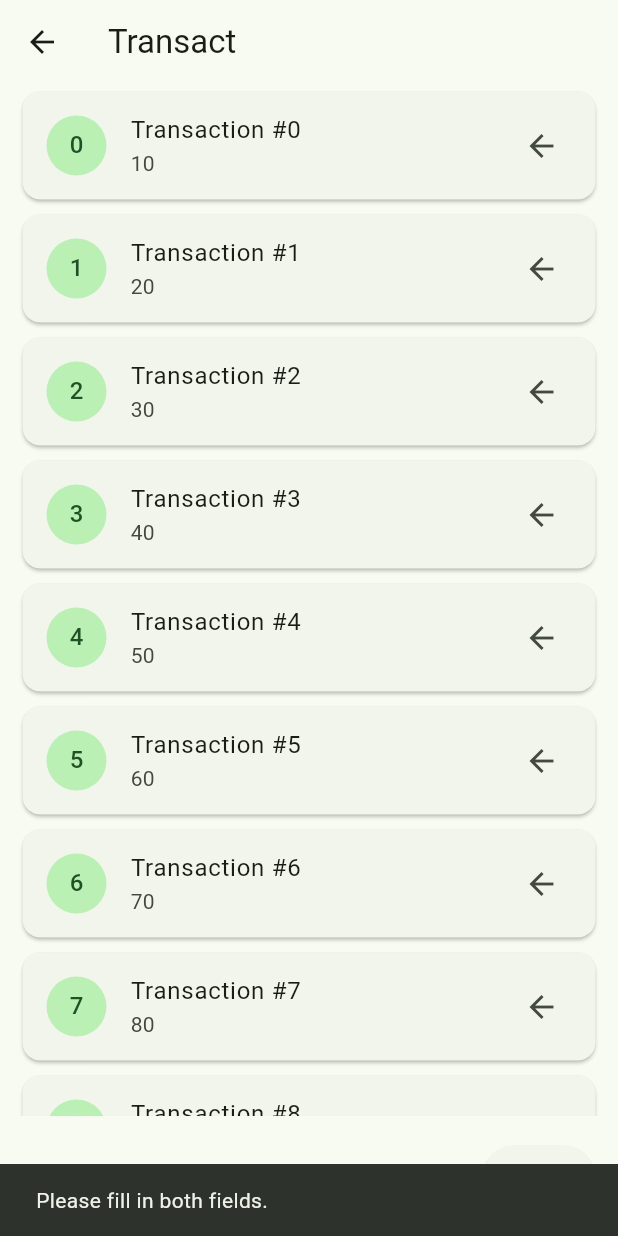
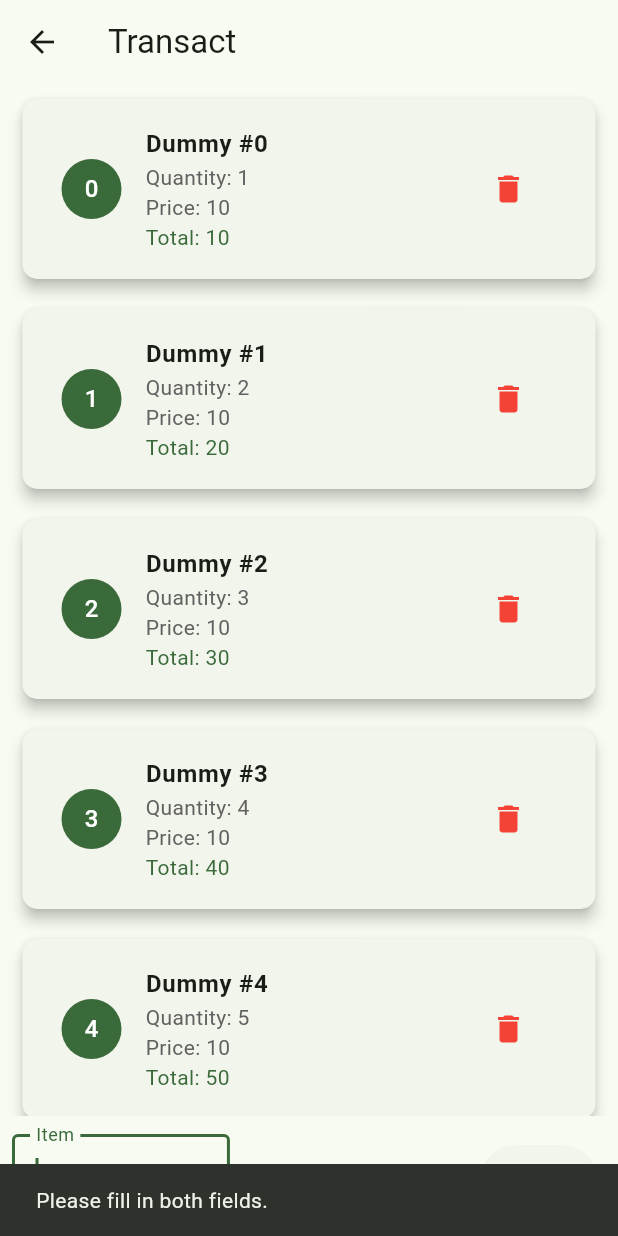
Before and after one commit to WhiteLicorice/Material-Cashier, a Flutter app: the TransactScreen screen opened directly, after a tap on "Add", on a phone screen of 412 x 824 dp. Run offline on Flutter 3.47's test engine with Material 3 defaults, Android fonts, the light colour scheme and no system bars; drawn by our look-alikes of flutter_typeahead; our stand-ins replace responsive_framework.

Commit message:
feat. autocomplete transactions

```diff
--- a/lib/main.dart
+++ b/lib/main.dart
@@ -4,6 +4,7 @@
 import 'package:brm_cashier/transaction/transact_screen.dart'; // Importing a screen for transaction functionality
 import 'package:flutter/material.dart'; // Importing Flutter's material library for UI components
 import 'package:responsive_framework/responsive_framework.dart'; // Importing a package for making the app responsive
+import 'package:flutter_typeahead/flutter_typeahead.dart';
 
 // Internal imports
 import 'utils/_responsive_values.dart'; // Importing utility functions related to responsiveness
--- /dev/null
+++ b/lib/transaction/transact_form.dart
@@ -0,0 +1,81 @@
+import 'package:flutter/material.dart';
+import 'package:flutter_typeahead/flutter_typeahead.dart';
+
+class TransactionForm extends StatelessWidget {
+  final TextEditingController transactionController;
+  final TextEditingController quantityController;
+  final void Function() addTransaction;
+  final Map<String, double> constructionSupplies;
+
+  const TransactionForm({
+    super.key,
+    required this.transactionController,
+    required this.quantityController,
+    required this.addTransaction,
+    required this.constructionSupplies,
+  });
+
+  @override
+  Widget build(BuildContext context) {
+    return Padding(
+      padding: const EdgeInsets.all(8.0),
+      child: Row(
+        children: [
+          Expanded(
+            child: TypeAheadField<String>(
+              direction: VerticalDirection.up,
+              controller: transactionController,
+              hideOnEmpty: true,
+              builder: (context, controller, focusNode) {
+                return TextField(
+                    controller: transactionController,
+                    focusNode: focusNode,
+                    autofocus: true,
+                    decoration: const InputDecoration(
+                      border: OutlineInputBorder(),
+                      labelText: 'Item',
+                    ));
+              },
+              suggestionsCallback: (pattern) {
+                // pattern = transactionController.text;
+                // print(pattern);
+                if (pattern.length > 1) {
+                  return constructionSupplies.keys
+                      .where((supply) =>
+                          supply.toLowerCase().contains(pattern.toLowerCase()))
+                      .toList();
+                }
+              },
+              itemBuilder: (context, suggestion) {
+                return ListTile(
+                  title: Text(suggestion),
+                );
+              },
+              onSelected: (suggestion) {
+                print("Selected $suggestion");
+                transactionController.text = suggestion;
+              },
+            ),
+          ),
+          const SizedBox(width: 16),
+          Expanded(
+            child: TextFormField(
+              controller: quantityController,
+              decoration: const InputDecoration(
+                labelText: 'Amount',
+              ),
+              keyboardType: TextInputType.number,
+            ),
+          ),
+          Padding(
+            padding: const EdgeInsets.all(8.0),
+            child: ElevatedButton(
+              onPressed: addTransaction,
+              child: const Text('Add'),
+            ),
+          ),
+        ],
+      ),
+    );
+  }
+}
--- a/lib/transaction/transact_screen.dart
+++ b/lib/transaction/transact_screen.dart
@@ -1,27 +1,91 @@
 import 'package:flutter/material.dart';
+import 'transact_form.dart';
 
-// Define a StatefulWidget for the TransactScreen
+// TransactScreen is a StatefulWidget which represents the main screen of the app
 class TransactScreen extends StatefulWidget {
-  const TransactScreen({Key? key}) : super(key: key);
+  const TransactScreen({super.key});
 
   @override
   State<TransactScreen> createState() => _TransactionScreenState();
 }
 
-// Define the State class associated with TransactScreen
+// State class for TransactScreen
 class _TransactionScreenState extends State<TransactScreen> {
+  //  TODO: Blank out in prod
   // Initialize a list of transactions with dummy data
   final List<Map<String, dynamic>> transactions = List.generate(10, (index) {
     return {
       "id": index,
-      "title": "Transaction #$index",
-      "amount": (index + 1) * 10
+      "item": "Dummy #$index",
+      "quantity": (index + 1),
+      "price": 10,
+      "total": (index + 1) * 10
     };
   });
 
-  // Initialize controllers for text input fields
+  // Controllers for transaction input fields
   final TextEditingController _transactionController = TextEditingController();
   final TextEditingController _quantityController = TextEditingController();
+
+  //  TODO: Change this into an API call to retrieve supplies
+  // Mock dictionary of construction supplies and their prices
+  final Map<String, double> _constructionSupplies = {
+    'Cement': 100.0,
+    'Sand': 50.0,
+    'Gravel': 70.0,
+    'Bricks': 30.0,
+    'Steel': 200.0,
+    'Cement Mix': 120.0,
+    'Concrete': 150.0,
+    'Sanding Paper': 20.0,
+    'Gravel Stones': 80.0,
+    'Brick Tiles': 40.0,
+    'Brick Blocks': 45.0,
+    'Steel Rods': 210.0,
+    'Steel Beams': 220.0,
+    'Wood': 60.0,
+    'Wooden Planks': 65.0,
+    'Plywood': 55.0,
+    'Nails': 10.0,
+    'Screws': 15.0,
+    'Bolts': 25.0,
+    'Washers': 5.0,
+    'Concrete Mix': 160.0,
+    'Cement Bags': 110.0,
+    'Mortar': 90.0,
+    'Asphalt': 130.0,
+    'Insulation': 85.0,
+    'Paint': 75.0,
+    'Primer': 35.0,
+    'Varnish': 45.0,
+    'Tile Adhesive': 70.0,
+    'Floor Tiles': 95.0,
+    'Wall Tiles': 100.0,
+    'Roof Tiles': 105.0,
+    'Ceramic Tiles': 115.0,
+    'Marble': 140.0,
+    'Granite': 145.0,
+    'Slate': 150.0,
+    'Gypsum': 50.0,
+    'Plaster': 55.0,
+    'Drywall': 60.0,
+    'PVC Pipes': 30.0,
+    'Copper Pipes': 35.0,
+    'Pex Pipes': 40.0,
+    'Electrical Wires': 20.0,
+    'Switches': 15.0,
+    'Outlets': 10.0,
+    'Circuit Breakers': 25.0,
+    'Light Fixtures': 35.0,
+    'LED Bulbs': 5.0,
+    'Fluorescent Tubes': 10.0,
+    'Glass Panels': 45.0,
+    'Window Frames': 50.0,
+    'Door Frames': 55.0,
+    'Locks': 20.0,
+    'Hinges': 15.0,
+    'Handles': 10.0,
+  };
 
   @override
   void initState() {
@@ -61,15 +125,53 @@ class _TransactionScreenState extends State<TransactScreen> {
                   ),
                   // Card widget to display each transaction
                   child: Card(
-                    margin:
-                        const EdgeInsets.symmetric(horizontal: 15, vertical: 5),
-                    child: ListTile(
-                      leading: CircleAvatar(
-                        child: Text(transactions[index]["id"].toString()),
+                    margin: const EdgeInsets.symmetric(
+                        horizontal: 15, vertical: 10),
+                    elevation: 4,
+                    shape: RoundedRectangleBorder(
+                      borderRadius: BorderRadius.circular(10),
+                    ),
+                    child: Padding(
+                      padding: const EdgeInsets.all(10),
+                      child: ListTile(
+                        leading: CircleAvatar(
+                          backgroundColor: Theme.of(context).primaryColor,
+                          child: Text(
+                            transactions[index]["id"].toString(),
+                            style: TextStyle(color: Colors.white),
+                          ),
+                        ),
+                        title: Text(
+                          transactions[index]["item"],
+                          style: TextStyle(
+                            fontWeight: FontWeight.bold,
+                          ),
+                        ),
+                        subtitle: Column(
+                          crossAxisAlignment: CrossAxisAlignment.start,
+                          children: [
+                            Text(
+                              "Quantity: ${transactions[index]["quantity"]}",
+                              style: TextStyle(color: Colors.grey[700]),
+                            ),
+                            Text(
+                              "Price: ${transactions[index]["price"]}",
+                              style: TextStyle(color: Colors.grey[700]),
+                            ),
+                            Text(
+                              "Total: ${transactions[index]["total"]}",
+                              style: TextStyle(
+                                  color: Theme.of(context).primaryColor),
+                            ),
+                          ],
+                        ),
+                        trailing: IconButton(
+                          icon: const Icon(Icons.delete, color: Colors.red),
+                          onPressed: () {
+                            // Your delete function here
+                          },
+                        ),
                       ),
-                      title: Text(transactions[index]["title"]),
-                      subtitle: Text(transactions[index]["amount"].toString()),
-                      trailing: const Icon(Icons.arrow_back),
                     ),
                   ),
                 );
@@ -77,68 +179,39 @@ class _TransactionScreenState extends State<TransactScreen> {
             ),
           ),
           // Transaction input form
-          _buildTransactionForm(),
-        ],
-      ),
-    );
-  }
-
-  // Function to build the transaction input form
-  Widget _buildTransactionForm() {
-    return Padding(
-      padding: const EdgeInsets.all(8.0),
-      child: Row(
-        children: [
-          // Text input field for transaction title
-          Expanded(
-            child: TextFormField(
-              controller: _transactionController,
-              decoration: const InputDecoration(
-                labelText: 'Transaction',
-              ),
-            ),
-          ),
-          const SizedBox(width: 16),
-          // Text input field for transaction amount
-          Expanded(
-            child: TextFormField(
-              controller: _quantityController,
-              decoration: const InputDecoration(
-                labelText: 'Amount',
-              ),
-              keyboardType: TextInputType.number,
-            ),
-          ),
-          // Button to add the transaction
-          Padding(
-            padding: const EdgeInsets.all(8.0),
-            child: ElevatedButton(
-              onPressed: _addTransaction,
-              child: const Text('Add'),
-            ),
+          TransactionForm(
+            transactionController: _transactionController,
+            quantityController: _quantityController,
+            addTransaction: _addTransaction,
+            constructionSupplies: _constructionSupplies,
           ),
         ],
       ),
     );
   }
 
-  // Function to add a new transaction
+  // Function to add a new transaction to the list
   void _addTransaction() {
-    final transactionTitle = _transactionController.text;
+    final itemName = _transactionController.text;
     final quantityText = _quantityController.text;
-    if (transactionTitle.isNotEmpty && quantityText.isNotEmpty) {
+
+    // Clear input fields after fetching the transaction
+    _transactionController.clear();
+    _quantityController.clear();
+
+    if (itemName.isNotEmpty && quantityText.isNotEmpty) {
       // Create a new transaction object and add it to the list
       final newTransaction = {
         "id": transactions.length,
-        "title": transactionTitle,
-        "amount": int.parse(quantityText),
+        "item": itemName,
+        "quantity": double.parse(quantityText),
+        "price": _constructionSupplies[itemName]!,
+        "total": _constructionSupplies[itemName]! * double.parse(quantityText),
       };
       setState(() {
         transactions.add(newTransaction);
       });
-      // Clear input fields after adding transaction
-      _transactionController.clear();
-      _quantityController.clear();
+      print(transactions);
     } else {
       // Show an error message if input fields are empty
       ScaffoldMessenger.of(context).showSnackBar(
--- a/pubspec.yaml
+++ b/pubspec.yaml
@@ -36,6 +36,7 @@ dependencies:
   # Use with the CupertinoIcons class for iOS style icons.
   cupertino_icons: ^1.0.6
   responsive_framework: ^1.4.0
+  flutter_typeahead: ^5.2.0
 
 dev_dependencies:
   flutter_test:
```
Also changed, not shown: pubspec.lock.
